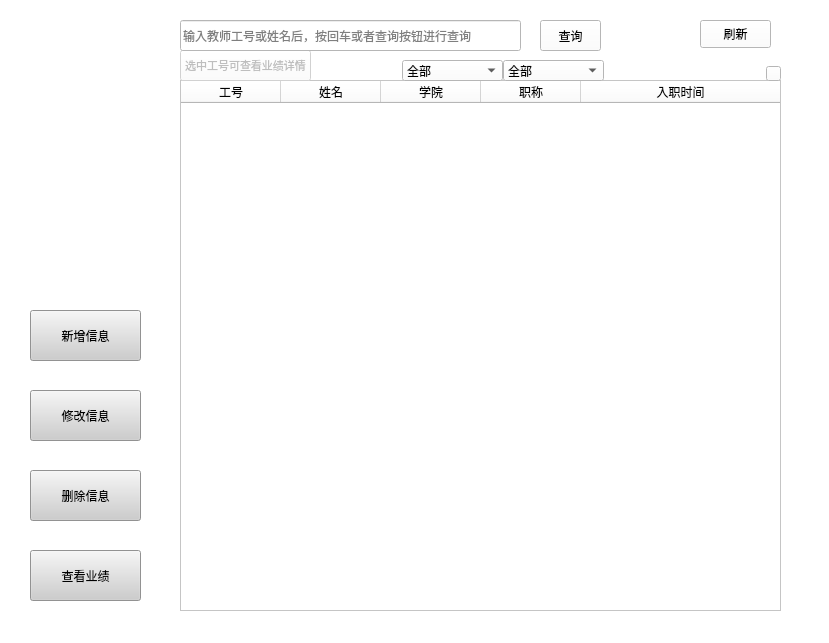
First picture: the form in resources/ui/jiemian2.ui, repository holyswordZZQ/TPSES, before the edit.
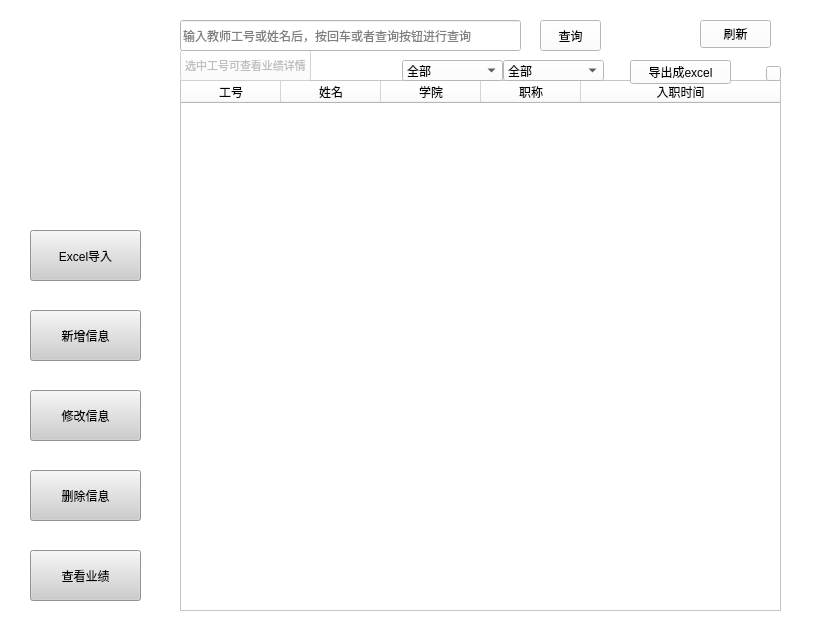
Second picture: the form after the edit.

Commit message:
excel导入导出
教师信息excel的导入导出

Patch:
```diff
--- a/resources/ui/jiemian2.ui
+++ b/resources/ui/jiemian2.ui
@@ -290,6 +290,35 @@
     <string>删除信息</string>
    </property>
   </widget>
+  <widget class="QPushButton" name="excelImportButton">
+   <property name="geometry">
+    <rect>
+     <x>30</x>
+     <y>230</y>
+     <width>111</width>
+     <height>51</height>
+    </rect>
+   </property>
+   <property name="styleSheet">
+    <string notr="true">background-color: rgb(205, 205, 205);</string>
+   </property>
+   <property name="text">
+    <string>Excel导入</string>
+   </property>
+  </widget>
+  <widget class="QPushButton" name="exportButton">
+   <property name="geometry">
+    <rect>
+     <x>630</x>
+     <y>60</y>
+     <width>101</width>
+     <height>24</height>
+    </rect>
+   </property>
+   <property name="text">
+    <string>导出成excel</string>
+   </property>
+  </widget>
  </widget>
  <resources>
   <include location="../../../../../AppData/Local/Programs/Python/Python310/Lib/site-packages/PySide6/bkg.qrc"/>
```
Left out of the diff: 4 changed lines with no effect on the pictures. The commit also changes 56 other files.
